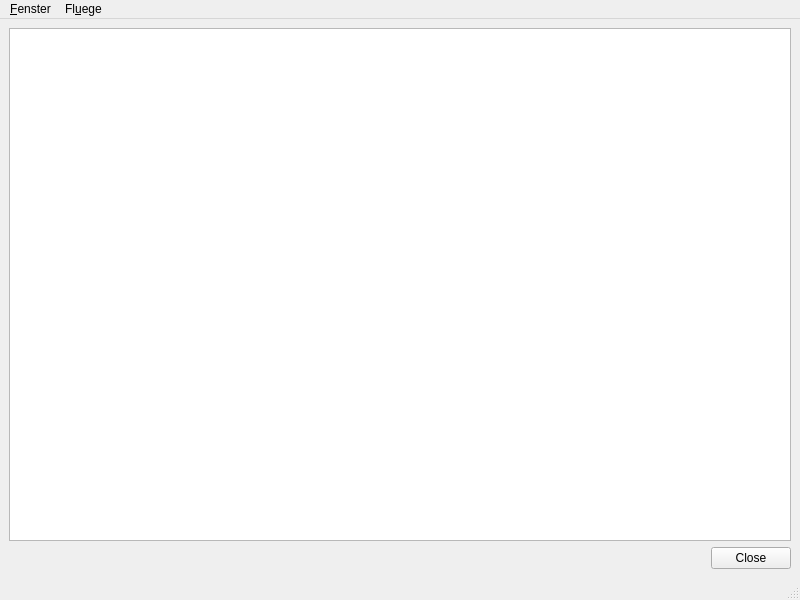
Above: src/gui/windows/objectList/FlightListWindow.ui from startkladde/startkladde before the change. Below: the same form after it.
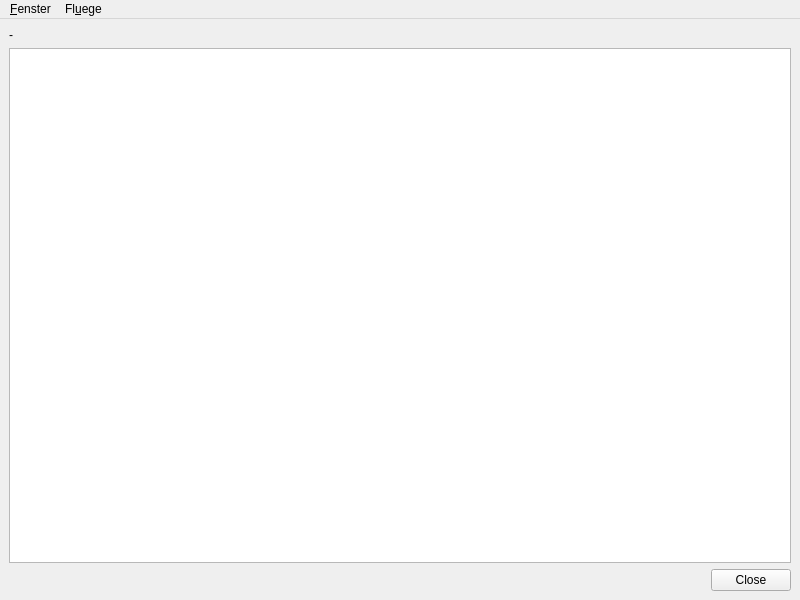
That is the form after the change. Custom widgets are drawn as their Qt base class.

What changed in the file:
```diff
--- a/src/gui/windows/objectList/FlightListWindow.ui
+++ b/src/gui/windows/objectList/FlightListWindow.ui
@@ -15,6 +15,13 @@
   </property>
   <widget class="QWidget" name="centralwidget">
    <layout class="QVBoxLayout" name="verticalLayout">
+    <item>
+     <widget class="QLabel" name="captionLabel">
+      <property name="text">
+       <string>-</string>
+      </property>
+     </widget>
+    </item>
     <item>
      <widget class="SkTableView" name="table">
       <property name="contextMenuPolicy">
@@ -89,7 +96,6 @@
    <addaction name="menuFenster"/>
    <addaction name="menuFl_uege"/>
   </widget>
-  <widget class="QStatusBar" name="statusbar"/>
   <action name="actionClose">
    <property name="text">
     <string>&amp;Schließen</string>
```
